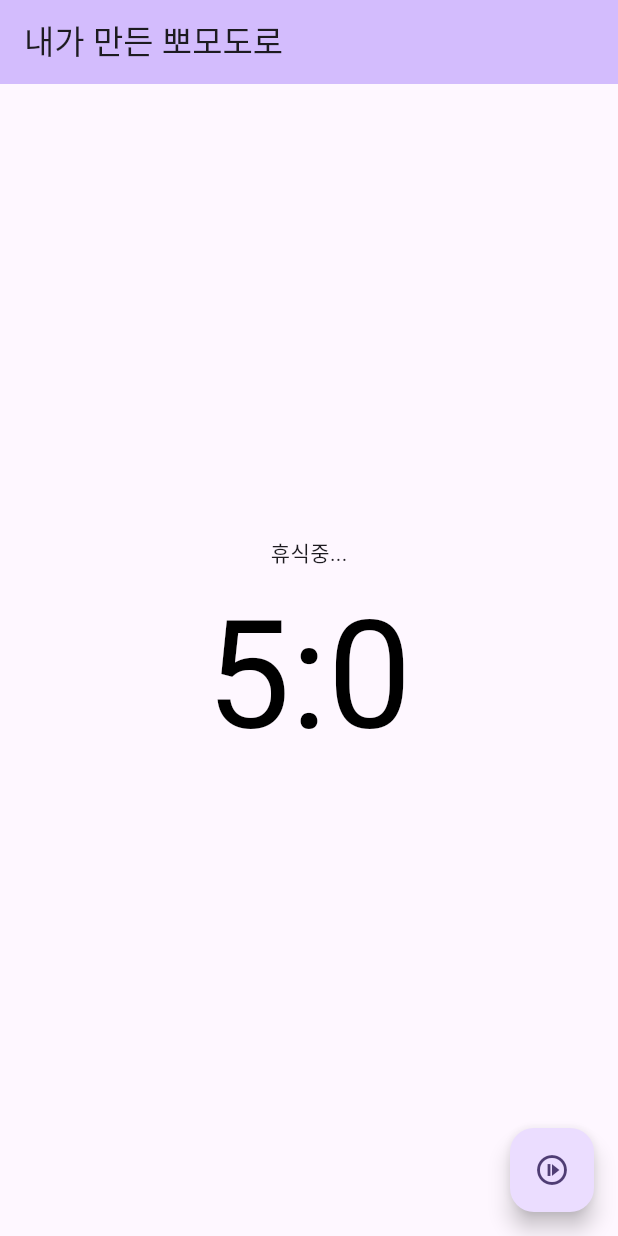
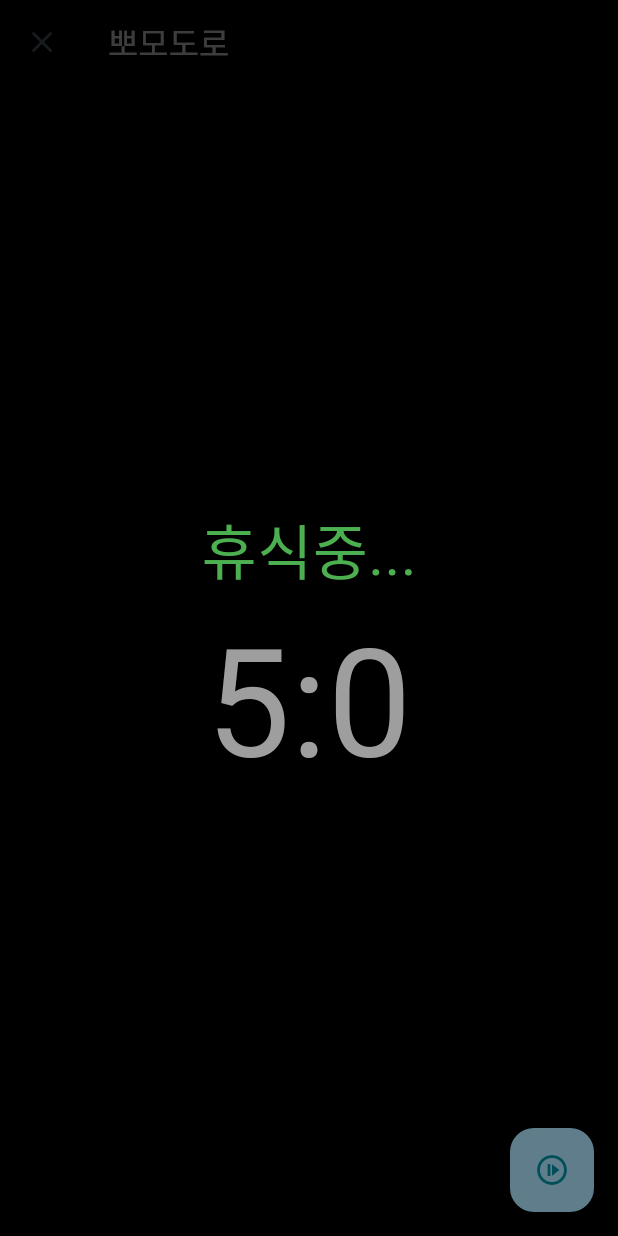
Before and after one commit to dajkim76/good_timer, a Flutter app: the screen it shows after launch, on a phone screen of 412 x 824 dp. Run offline on Flutter 3.47's test engine with Material 3 defaults, Android fonts, the phone set to English and light mode, and no system bars; our stand-ins replace audioplayers, wakelock.

Commit message:
Change main page design - only dark theme - make full screen - disable back key(WillPopScope), - add close button to appBar

```diff
--- a/lib/main.dart
+++ b/lib/main.dart
@@ -3,6 +3,7 @@ import 'dart:async';
 import 'package:audioplayers/audioplayers.dart';
 import 'package:flutter/foundation.dart';
 import 'package:flutter/material.dart';
+import 'package:flutter/services.dart';
 import 'package:wakelock/wakelock.dart';
 
 void main() {
@@ -16,7 +17,7 @@ class MyApp extends StatelessWidget {
   @override
   Widget build(BuildContext context) {
     return MaterialApp(
-      title: 'Flutter Demo',
+      title: 'Pomodoro',
       theme: ThemeData(
         // This is the theme of your application.
         //
@@ -33,10 +34,11 @@ class MyApp extends StatelessWidget {
         //
         // This works for code too, not just values: Most code changes can be
         // tested with just a hot reload.
-        colorScheme: ColorScheme.fromSeed(seedColor: Colors.deepPurple),
+        colorScheme: ColorScheme.fromSeed(seedColor: Colors.grey),
         useMaterial3: true,
+        scaffoldBackgroundColor: Colors.black,
       ),
-      home: const MyHomePage(title: '내가 만든 뽀모도로'),
+      home: const MyHomePage(title: '뽀모도로'),
     );
   }
 }
@@ -66,6 +68,13 @@ class _MyHomePageState extends State<MyHomePage> {
   int breakSeconds = kDebugMode? 5: 5 * 60;
   bool isFocusMode = false;
   AudioPlayer player = AudioPlayer();
+
+  @override
+  void initState() {
+    super.initState();
+    // 풀스크린 만들기
+    SystemChrome.setEnabledSystemUIMode(SystemUiMode.manual, overlays: []);
+  }
 
   void _playSound()  async {
     if (isFocusMode) {
@@ -119,15 +128,24 @@ class _MyHomePageState extends State<MyHomePage> {
     // The Flutter framework has been optimized to make rerunning build methods
     // fast, so that you can just rebuild anything that needs updating rather
     // than having to individually change instances of widgets.
-    return Scaffold(
+    return WillPopScope(
+    child: Scaffold(
       appBar: AppBar(
         // TRY THIS: Try changing the color here to a specific color (to
         // Colors.amber, perhaps?) and trigger a hot reload to see the AppBar
         // change color while the other colors stay the same.
-        backgroundColor: Theme.of(context).colorScheme.inversePrimary,
+        backgroundColor: Colors.black,
         // Here we take the value from the MyHomePage object that was created by
         // the App.build method, and use it to set our appbar title.
-        title: Text(widget.title),
+        title: Text(widget.title, style: const TextStyle(color: Colors.white24),),
+        // 명시적으로 페이지 종료버튼을 추가
+        leading: IconButton(
+          icon: const Icon(Icons.close),
+          onPressed: () => {
+            // TODO: check iOS
+            SystemNavigator.pop()
+          },
+        ),
       ),
       body: Center(
         // Center is a layout widget. It takes a single child and positions it
@@ -150,19 +168,26 @@ class _MyHomePageState extends State<MyHomePage> {
           children: <Widget>[
             Text(
               isFocusMode ? '포커스!! 집중하세요' : "휴식중...",
+              style: const TextStyle(color: Colors.green, fontSize: 40),
             ),
             Text(
               _getTimeText(),
-              style: TextStyle(fontSize: 100, color: (isFocusMode ? Colors.red : Colors.black)),
+              style: TextStyle(fontSize: 100, color: (isFocusMode ? Colors.yellow : Colors.grey)),
             ),
           ],
         ),
       ),
       floatingActionButton: FloatingActionButton(
+        backgroundColor: Colors.blueGrey,
         onPressed: _onClickStartStopButton,
         tooltip: '시작 / 종료',
         child: Icon(_timer == null ? Icons.not_started_outlined: Icons.stop_circle_outlined),
       ), // This trailing comma makes auto-formatting nicer for build methods.
+    ),
+        onWillPop: () {
+        // back키로 페이지 종료를 막는다.
+        return Future.value(false);
+    }
     );
   }
 }
```
